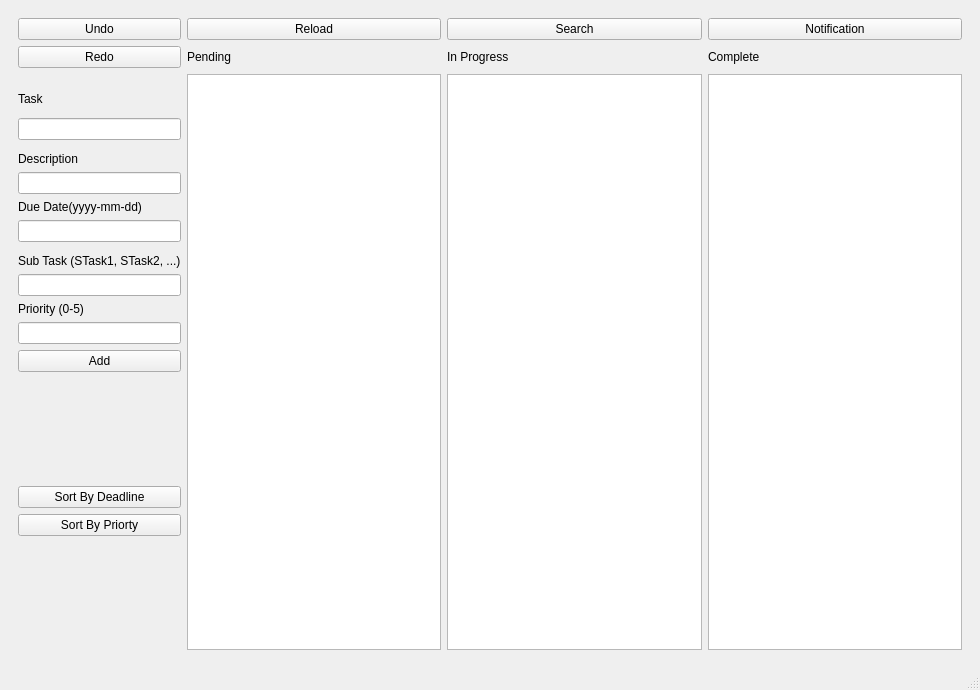
First picture: the form in mainwindow.ui, repository Ariffansyah/TODO-QT, before the edit.
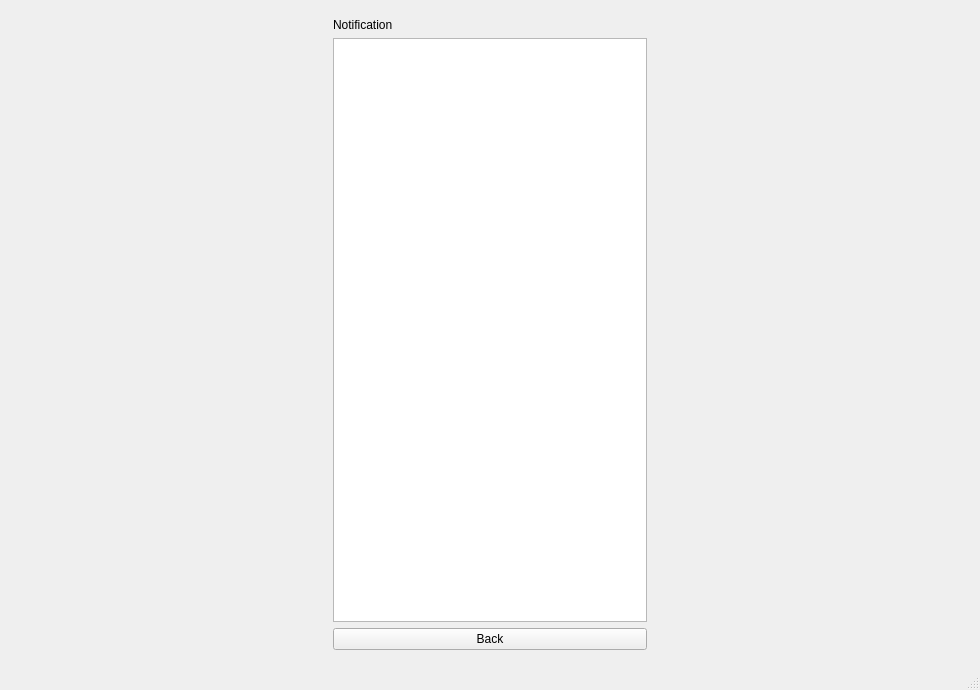
Second picture: the form after the edit.

Commit message: feat: adding notification

```diff
--- a/mainwindow.ui
+++ b/mainwindow.ui
@@ -18,7 +18,7 @@
     <item row="0" column="0">
      <widget class="QStackedWidget" name="stackedWidget">
       <property name="currentIndex">
-       <number>1</number>
+       <number>3</number>
       </property>
       <widget class="QWidget" name="page">
        <layout class="QVBoxLayout" name="verticalLayout">
@@ -247,6 +247,53 @@
         </item>
        </layout>
       </widget>
+      <widget class="QWidget" name="page_4">
+       <layout class="QGridLayout" name="gridLayout_4">
+        <item row="3" column="1">
+         <widget class="QPushButton" name="BackButtonNotif">
+          <property name="text">
+           <string>Back</string>
+          </property>
+         </widget>
+        </item>
+        <item row="1" column="1">
+         <widget class="QLabel" name="NotificationLabel">
+          <property name="text">
+           <string>Notification</string>
+          </property>
+         </widget>
+        </item>
+        <item row="2" column="1">
+         <widget class="QListWidget" name="NotificationlistWidget"/>
+        </item>
+        <item row="2" column="0">
+         <spacer name="horizontalSpacer">
+          <property name="orientation">
+           <enum>Qt::Orientation::Horizontal</enum>
+          </property>
+          <property name="sizeHint" stdset="0">
+           <size>
+            <width>40</width>
+            <height>20</height>
+           </size>
+          </property>
+         </spacer>
+        </item>
+        <item row="2" column="2">
+         <spacer name="horizontalSpacer_4">
+          <property name="orientation">
+           <enum>Qt::Orientation::Horizontal</enum>
+          </property>
+          <property name="sizeHint" stdset="0">
+           <size>
+            <width>40</width>
+            <height>20</height>
+           </size>
+          </property>
+         </spacer>
+        </item>
+       </layout>
+      </widget>
      </widget>
     </item>
    </layout>
```
Left out of the diff: 2 changed lines with no effect on the pictures. The commit also changes 2 other files.
